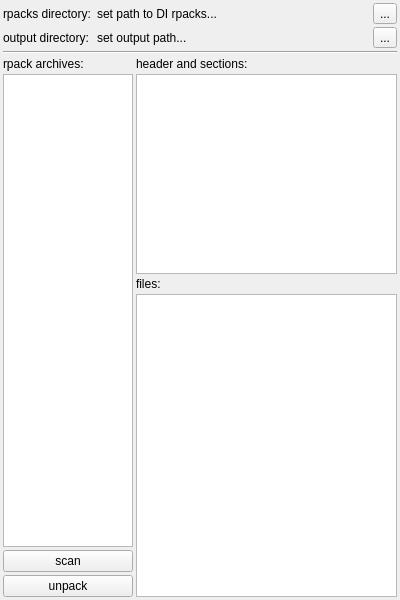
Before: the Qt Designer form widget.ui in hhrhhr/rp5l, drawn with Qt 5.
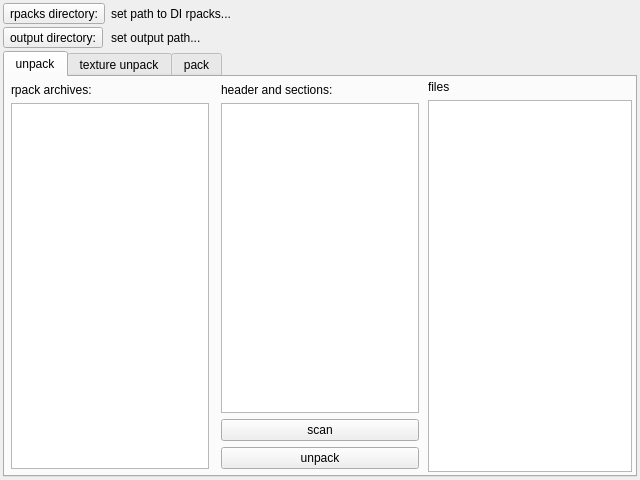
After: the same form once the commit is applied. Icons and pictures are not drawn.

Commit message: full code rewrite working open, select, parse headers, show some info.

Patch:
```diff
--- a/widget.ui
+++ b/widget.ui
@@ -6,8 +6,8 @@
    <rect>
     <x>0</x>
     <y>0</y>
-    <width>400</width>
-    <height>600</height>
+    <width>640</width>
+    <height>480</height>
    </rect>
   </property>
   <property name="windowTitle">
@@ -25,80 +25,71 @@
     <number>3</number>
    </property>
    <item>
-    <layout class="QFormLayout" name="formLayout">
-     <property name="horizontalSpacing">
-      <number>6</number>
-     </property>
+    <layout class="QGridLayout" name="gridLayout_2">
      <property name="verticalSpacing">
       <number>3</number>
      </property>
+     <item row="0" column="1">
+      <widget class="QLabel" name="lbInDirectory">
+       <property name="text">
+        <string>set path to DI rpacks...</string>
+       </property>
+       <property name="scaledContents">
+        <bool>true</bool>
+       </property>
+      </widget>
+     </item>
      <item row="0" column="0">
-      <widget class="QLabel" name="label_5">
+      <widget class="QToolButton" name="selectInput">
        <property name="text">
         <string>rpacks directory:</string>
        </property>
       </widget>
      </item>
      <item row="1" column="0">
-      <widget class="QLabel" name="label_4">
+      <widget class="QToolButton" name="selectOutput">
        <property name="text">
         <string>output directory:</string>
        </property>
       </widget>
      </item>
-     <item row="0" column="1">
-      <layout class="QHBoxLayout" name="horizontalLayout">
-       <item>
-        <widget class="QLabel" name="lbDiCatalog">
-         <property name="text">
-          <string>set path to DI rpacks...</string>
-         </property>
-        </widget>
-       </item>
-       <item>
-        <widget class="QToolButton" name="selectRpacks">
-         <property name="text">
-          <string>...</string>
-         </property>
-        </widget>
-       </item>
-      </layout>
-     </item>
      <item row="1" column="1">
-      <layout class="QHBoxLayout" name="horizontalLayout_3">
-       <item>
         <widget class="QLabel" name="lbOutDirectory">
          <property name="text">
           <string>set output path...</string>
          </property>
-        </widget>
-       </item>
-       <item>
-        <widget class="QToolButton" name="selectOutput">
-         <property name="text">
-          <string>...</string>
+       <property name="scaledContents">
+        <bool>true</bool>
          </property>
         </widget>
        </item>
       </layout>
      </item>
-    </layout>
-   </item>
    <item>
-    <widget class="Line" name="line">
-     <property name="orientation">
-      <enum>Qt::Horizontal</enum>
+    <widget class="QTabWidget" name="tabWidget">
+     <property name="enabled">
+      <bool>true</bool>
      </property>
-    </widget>
-   </item>
-   <item>
-    <layout class="QHBoxLayout" name="horizontalLayout_2" stretch="1,2">
+     <property name="currentIndex">
+      <number>0</number>
+     </property>
+     <widget class="QWidget" name="pageUnpack">
+      <attribute name="title">
+       <string>unpack</string>
+      </attribute>
+      <layout class="QHBoxLayout" name="horizontalLayout_2" stretch="1,1,1">
      <property name="spacing">
+        <number>6</number>
+       </property>
+       <property name="margin">
       <number>3</number>
      </property>
      <item>
       <layout class="QVBoxLayout" name="verticalLayout_3">
        <property name="spacing">
+          <number>6</number>
+         </property>
+         <property name="margin">
         <number>3</number>
        </property>
        <item>
@@ -109,31 +100,29 @@
         </widget>
        </item>
        <item>
-        <widget class="QListWidget" name="rpacksList">
+          <widget class="QListWidget" name="rpackList">
+           <property name="editTriggers">
+            <set>QAbstractItemView::NoEditTriggers</set>
+           </property>
+           <property name="showDropIndicator" stdset="0">
+            <bool>false</bool>
+           </property>
+           <property name="alternatingRowColors">
+            <bool>true</bool>
+           </property>
          <property name="sortingEnabled">
           <bool>true</bool>
          </property>
         </widget>
        </item>
-       <item>
-        <widget class="QPushButton" name="scanRpack">
-         <property name="text">
-          <string>scan</string>
-         </property>
-        </widget>
-       </item>
-       <item>
-        <widget class="QPushButton" name="unpackPrpack">
-         <property name="text">
-          <string>unpack</string>
-         </property>
-        </widget>
-       </item>
       </layout>
      </item>
      <item>
       <layout class="QVBoxLayout" name="verticalLayout_5">
        <property name="spacing">
+          <number>6</number>
+         </property>
+         <property name="margin">
         <number>3</number>
        </property>
        <item>
@@ -144,34 +133,71 @@
         </widget>
        </item>
        <item>
-        <widget class="QListWidget" name="rpacksContent">
-         <property name="sizePolicy">
-          <sizepolicy hsizetype="Expanding" vsizetype="MinimumExpanding">
-           <horstretch>0</horstretch>
-           <verstretch>0</verstretch>
-          </sizepolicy>
-         </property>
-         <property name="maximumSize">
-          <size>
-           <width>16777215</width>
-           <height>200</height>
-          </size>
+          <widget class="QListWidget" name="headerList">
+           <property name="editTriggers">
+            <set>QAbstractItemView::NoEditTriggers</set>
+           </property>
+           <property name="showDropIndicator" stdset="0">
+            <bool>false</bool>
          </property>
         </widget>
        </item>
+         <item>
+          <widget class="QPushButton" name="scanRpack">
+           <property name="text">
+            <string>scan</string>
+           </property>
+          </widget>
+         </item>
+         <item>
+          <widget class="QPushButton" name="unpackRpack">
+           <property name="text">
+            <string>unpack</string>
+           </property>
+          </widget>
+         </item>
+        </layout>
+       </item>
+       <item>
+        <layout class="QVBoxLayout" name="verticalLayout_2">
        <item>
         <widget class="QLabel" name="label_2">
          <property name="text">
-          <string>files:</string>
+            <string>files</string>
          </property>
         </widget>
        </item>
        <item>
-        <widget class="QListWidget" name="rpacksFiles"/>
+          <widget class="QListWidget" name="filesList">
+           <property name="editTriggers">
+            <set>QAbstractItemView::NoEditTriggers</set>
+           </property>
+           <property name="showDropIndicator" stdset="0">
+            <bool>false</bool>
+           </property>
+          </widget>
        </item>
       </layout>
      </item>
     </layout>
+     </widget>
+     <widget class="QWidget" name="pageTexUnpack">
+      <property name="enabled">
+       <bool>false</bool>
+      </property>
+      <attribute name="title">
+       <string>texture unpack</string>
+      </attribute>
+     </widget>
+     <widget class="QWidget" name="pagePack">
+      <property name="enabled">
+       <bool>false</bool>
+      </property>
+      <attribute name="title">
+       <string>pack</string>
+      </attribute>
+     </widget>
+    </widget>
    </item>
   </layout>
  </widget>
```
Lines whose indentation alone changed are shown as unchanged. The commit also changes 3 other files.
